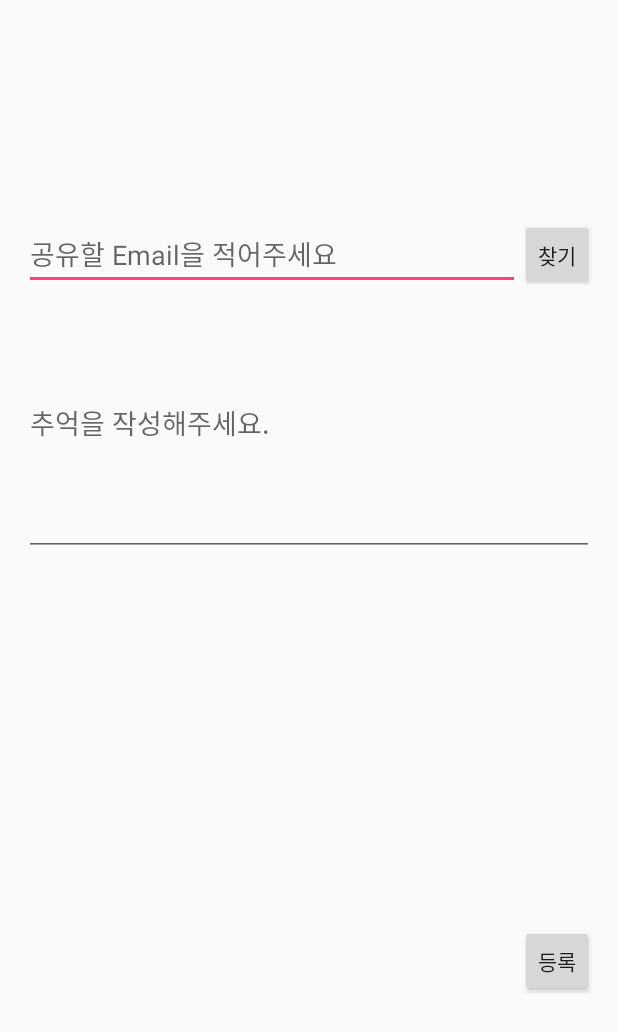
After one commit to seongjun0926/MemoryLock, an Android app: the layout create_lock_activity.xml on its own in the app's theme, with its tools: preview values and no code run, on a phone screen of 412 x 824 dp. The commit adds this screen. Shown: the top 1032 px of the screen. Run offline under Robolectric (Android 15) with nearby library versions, the phone set to English and light mode, and no system bars.

Commit message:
업로드구현

```diff
--- a/app/src/main/java/seongjun0926/com/naver/blog/memorylock/Forget_PW_Activity.java
+++ b/app/src/main/java/seongjun0926/com/naver/blog/memorylock/Forget_PW_Activity.java
@@ -301,7 +301,8 @@ public class Forget_PW_Activity extends AppCompatActivity {
 
                         Input_Change_PW_ET = new EditText(Forget_PW_Activity.this);//동적으로 텍스트 뷰 생성
                         Input_Change_PW_ET.setHint("변경할 암호를 적어주세요.");
-                        Input_Change_PW_ET.setInputType(InputType.TYPE_TEXT_VARIATION_PASSWORD);
+                        Input_Change_PW_ET.setInputType(InputType.TYPE_TEXT_FLAG_MULTI_LINE);
+                        Input_Change_PW_ET.setEms(10);
 
                         LinearLayout.LayoutParams Lp3 = new LinearLayout.LayoutParams(LinearLayout.LayoutParams.WRAP_CONTENT, LinearLayout.LayoutParams.WRAP_CONTENT);
                         Lp3.weight = 1;
--- /dev/null
+++ b/app/src/main/res/layout/create_lock_activity.xml
@@ -0,0 +1,74 @@
+<?xml version="1.0" encoding="utf-8"?>
+<LinearLayout xmlns:android="http://schemas.android.com/apk/res/android"
+    xmlns:tools="http://schemas.android.com/tools"
+    android:orientation="vertical"
+    android:layout_width="match_parent"
+    android:layout_height="match_parent"
+    android:paddingBottom="@dimen/activity_vertical_margin"
+    android:paddingLeft="@dimen/activity_horizontal_margin"
+    android:paddingRight="@dimen/activity_horizontal_margin"
+    android:paddingTop="@dimen/activity_vertical_margin"
+    tools:context=".Create_Lock_Activity"
+    android:weightSum="1">
+
+
+    <LinearLayout
+        android:orientation="horizontal"
+        android:layout_width="match_parent"
+        android:layout_height="wrap_content"
+        android:layout_weight="0.20"></LinearLayout>
+
+    <LinearLayout
+        android:orientation="horizontal"
+        android:layout_width="match_parent"
+        android:layout_height="wrap_content"
+        android:weightSum="1">
+
+        <EditText
+            android:layout_width="wrap_content"
+            android:layout_height="wrap_content"
+            android:inputType="textEmailAddress"
+            android:ems="10"
+            android:id="@+id/Search_Email"
+            android:layout_weight="1"
+            android:hint="공유할 Email을 적어주세요" />
+
+        <Button
+            style="?android:attr/buttonStyleSmall"
+            android:layout_width="wrap_content"
+            android:layout_height="wrap_content"
+            android:text="찾기"
+            android:id="@+id/Share_Email_Btn" />
+    </LinearLayout>
+
+    <EditText
+        android:layout_width="match_parent"
+        android:layout_height="wrap_content"
+        android:inputType="textMultiLine"
+        android:id="@+id/M_C_Text_ET"
+        android:layout_gravity="center_horizontal"
+        android:layout_weight="0.20"
+        android:ems="10"
+        android:hint="추억을 작성해주세요." />
+
+    <ImageView
+        android:layout_width="match_parent"
+        android:layout_height="wrap_content"
+        android:id="@+id/imageToUpload"
+        android:layout_weight="0.38"
+        android:clickable="true">
+
+
+
+    </ImageView>
+
+    <Button
+        style="?android:attr/buttonStyleSmall"
+        android:layout_width="wrap_content"
+        android:layout_height="wrap_content"
+        android:text="등록"
+        android:id="@+id/Register_Btn"
+        android:layout_gravity="right" />
+
+
+</LinearLayout>
```
Also changed, not shown: app/src/main/AndroidManifest.xml (+8 -4 lines), app/src/main/java/seongjun0926/com/naver/blog/memorylock/Create_Lock_Activity.java (added, +396 -0 lines), app/src/main/java/seongjun0926/com/naver/blog/memorylock/LockPop_Activity.java (+10 -3 lines), app/src/main/java/seongjun0926/com/naver/blog/memorylock/Main_Activity.java (+24 -7 lines), app/src/main/java/seongjun0926/com/naver/blog/memorylock/MapAPI.java (added, +10 -0 lines), app/src/main/java/seongjun0926/com/naver/blog/memorylock/item.java (added, +13 -0 lines), app/src/main/java/seongjun0926/com/naver/blog/memorylock/test.java (added, +135 -0 lines), app/src/main/res/layout/activity_test.xml (added, +24 -0 lines).
